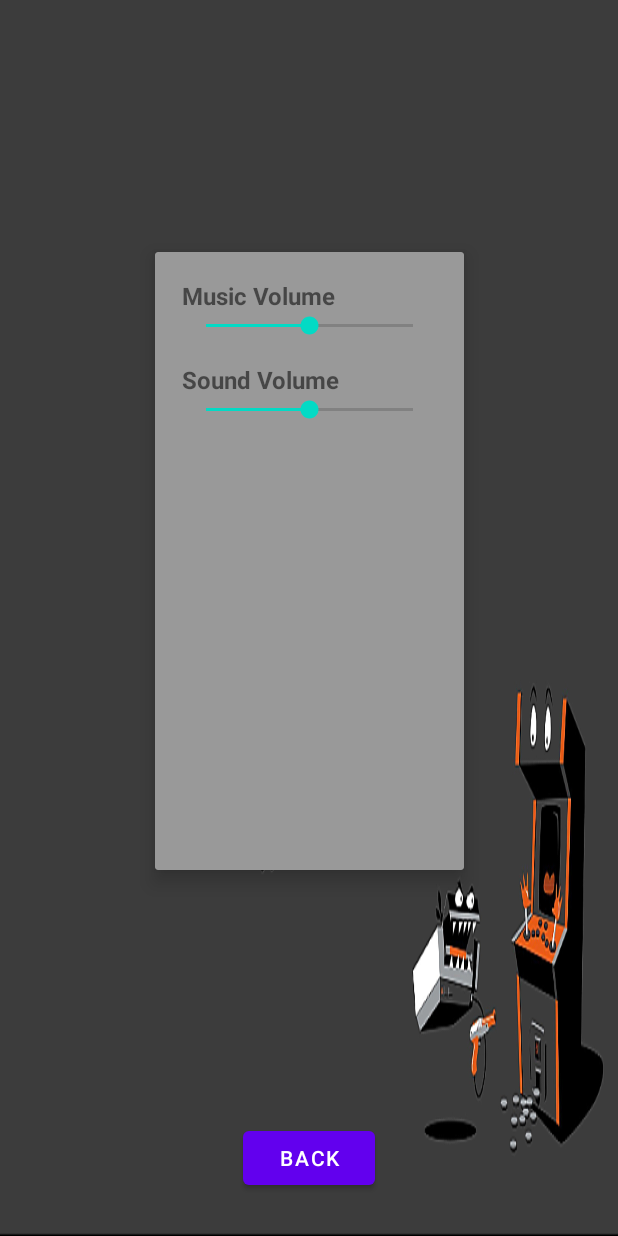
After one commit to PoonGoo/MobileDev, an Android app: the layout settingspage.xml on its own in the app's theme, with its tools: preview values and no code run, on a phone screen of 412 x 824 dp. The commit adds this screen. Run offline under Robolectric (Android 15) with nearby library versions, the light colour scheme and no system bars.

Commit message:
Pushing settings page
Tried shared preference half done
Settings page has two  sliders
- Music
- Sound

```diff
--- a/app/src/main/java/com/example/dx1221_elearning_wk3/main/HelpPage.java
+++ b/app/src/main/java/com/example/dx1221_elearning_wk3/main/HelpPage.java
@@ -15,7 +15,7 @@ public class HelpPage extends Activity implements View.OnClickListener
     @Override
     protected void onCreate(Bundle savedInstanceState) {
         super.onCreate(savedInstanceState);
-        setContentView(R.layout.helppage);
+        setContentView(R.layout.settingspage);
         _backButton = findViewById(R.id.back_btn);
         _backButton.setOnClickListener(this);
     }
--- /dev/null
+++ b/app/src/main/res/layout/settingspage.xml
@@ -0,0 +1,74 @@
+<androidx.constraintlayout.widget.ConstraintLayout xmlns:android="http://schemas.android.com/apk/res/android"
+    xmlns:app="http://schemas.android.com/apk/res-auto"
+    xmlns:tools="http://schemas.android.com/tools"
+    android:layout_width="match_parent"
+    android:layout_height="match_parent"
+    android:background="@drawable/ruzzelsplash">
+
+    <!-- Back Button -->
+    <Button
+        android:id="@+id/back_btn"
+        android:layout_width="wrap_content"
+        android:layout_height="wrap_content"
+        android:layout_marginBottom="28dp"
+        android:text="@string/back_btn_text"
+        app:layout_constraintBottom_toBottomOf="parent"
+        app:layout_constraintEnd_toEndOf="parent"
+        app:layout_constraintHorizontal_bias="0.499"
+        app:layout_constraintStart_toStartOf="parent" />
+
+    <!-- Settings Container -->
+    <androidx.cardview.widget.CardView
+        android:id="@+id/settings_container"
+        android:layout_width="0dp"
+        android:layout_height="0dp"
+        android:layout_margin="16dp"
+        app:cardElevation="8dp"
+        app:layout_constraintTop_toTopOf="parent"
+        app:layout_constraintBottom_toBottomOf="parent"
+        app:layout_constraintStart_toStartOf="parent"
+        app:layout_constraintEnd_toEndOf="parent"
+        app:layout_constraintVertical_bias="0.4"
+        app:layout_constraintWidth_percent="0.5"
+        app:layout_constraintHeight_percent="0.5">
+
+        <LinearLayout
+            android:layout_width="match_parent"
+            android:layout_height="match_parent"
+            android:orientation="vertical"
+            android:padding="18dp"
+            android:background="#66000000">
+
+        <!-- Music Slider -->
+            <TextView
+                android:layout_width="wrap_content"
+                android:layout_height="wrap_content"
+                android:text="Music Volume"
+                android:textSize="16sp"
+                android:textStyle="bold" />
+
+            <SeekBar
+                android:id="@+id/music_slider"
+                android:layout_width="match_parent"
+                android:layout_height="wrap_content"
+                android:progress="50" />
+
+            <!-- Sound Slider -->
+            <TextView
+                android:layout_width="wrap_content"
+                android:layout_height="wrap_content"
+                android:layout_marginTop="16dp"
+                android:text="Sound Volume"
+                android:textSize="16sp"
+                android:textStyle="bold" />
+
+            <SeekBar
+                android:id="@+id/sound_slider"
+                android:layout_width="match_parent"
+                android:layout_height="wrap_content"
+                android:progress="50" />
+
+        </LinearLayout>
+    </androidx.cardview.widget.CardView>
+
+</androidx.constraintlayout.widget.ConstraintLayout>
```
Also changed, not shown: app/src/main/java/com/example/dx1221_elearning_wk3/main/SettingsActivity.java (added, +49 -0 lines), app/src/main/res/layout/helppage.xml (deleted, +0 -19 lines), app/src/main/res/layout/losemenu.xml (+16 -13 lines).
